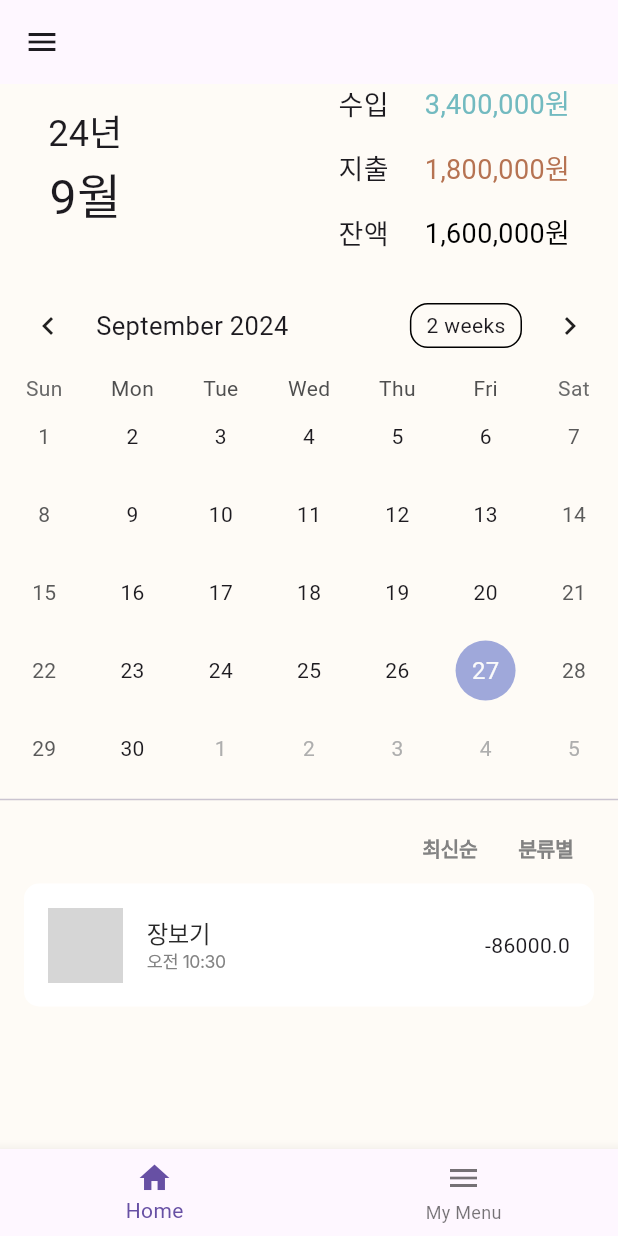
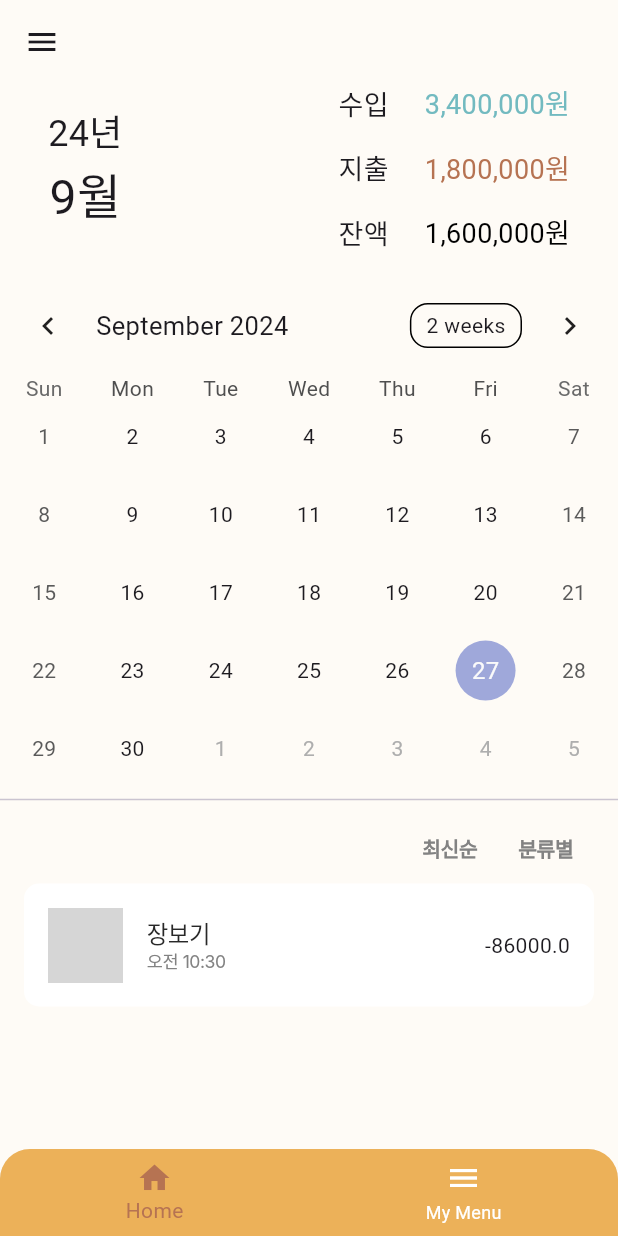
Before and after one commit to itbebop/flutter_moneybag_2024, a Flutter app: the screen it shows after launch, on a phone screen of 412 x 824 dp. Run offline on Flutter 3.47's test engine with Material 3 defaults, Android fonts, the phone set to English and light mode, and no system bars; drawn by our look-alikes of table_calendar; our stand-ins replace easy_localization, flutter_riverpod, flutter_screenutil, freezed_annotation, go_router; network calls fail; Roboto replaces fonts that are missing (Inter); grey boxes are pictures that could not be loaded.

Commit message:
style: appbar, navi color 변경

```diff
--- a/lib/common/app_bottom_navigation_bar.dart
+++ b/lib/common/app_bottom_navigation_bar.dart
@@ -1,4 +1,5 @@
 import 'package:flutter/material.dart';
+import 'package:flutter_moneybag_2024/common/common.dart';
 import 'package:flutter_moneybag_2024/router/router.dart';
 import 'package:flutter_riverpod/flutter_riverpod.dart';
 
@@ -9,21 +10,28 @@ class AppBottomNavigationBar extends ConsumerWidget {
   Widget build(BuildContext context, WidgetRef ref) {
     final selectedIndex = ref.watch(bottomNavIndexProvider);
 
-    return BottomNavigationBar(
+    return ClipRRect(
+      borderRadius: const BorderRadius.only(topLeft: Radius.circular(20), topRight: Radius.circular(20)),
+      child: BottomNavigationBar(
+        selectedIconTheme: const IconThemeData(
+          color: UiConfig.primaryColor,
+        ),
+        selectedItemColor: UiConfig.primaryColor,
+        unselectedIconTheme: const IconThemeData(color: Colors.white),
+        unselectedItemColor: Colors.white,
+        backgroundColor: UiConfig.primaryColorSurface,
         currentIndex: selectedIndex,
         onTap: (index) {
           ref.read(bottomNavIndexProvider.notifier).state = index;
         },
         items: const [
-        BottomNavigationBarItem(
-          icon: Icon(Icons.home),
-          label: 'Home',
-        ),
+          BottomNavigationBarItem(icon: Icon(Icons.home), label: 'Home', backgroundColor: Colors.black),
           BottomNavigationBarItem(
             icon: Icon(Icons.menu),
             label: 'My Menu',
           ),
         ],
+      ),
     );
   }
 }
--- a/lib/screen/main_screen.dart
+++ b/lib/screen/main_screen.dart
@@ -1,5 +1,6 @@
 import 'package:flutter/material.dart';
 import 'package:flutter_moneybag_2024/common/app_bottom_navigation_bar.dart';
+import 'package:flutter_moneybag_2024/common/common.dart';
 import 'package:flutter_moneybag_2024/router/router.dart';
 import 'package:flutter_moneybag_2024/screen/tab/home/home_screen.dart';
 import 'package:flutter_moneybag_2024/screen/tab/my_menu/my_menu_screen.dart';
@@ -22,6 +23,7 @@ class MainScreen extends StatelessWidget {
             );
           },
         ),
+        backgroundColor: UiConfig.backgroundColor,
       ),
       drawer: Drawer(
         child: ListView(
```
Lines whose indentation alone changed are shown as unchanged.
